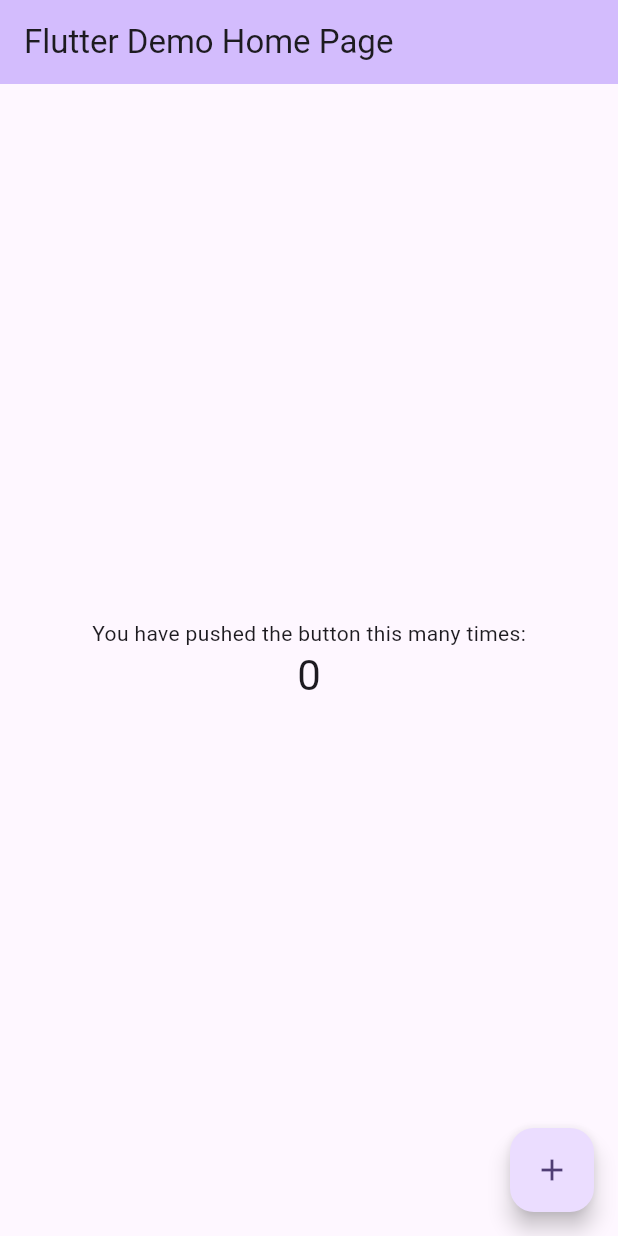
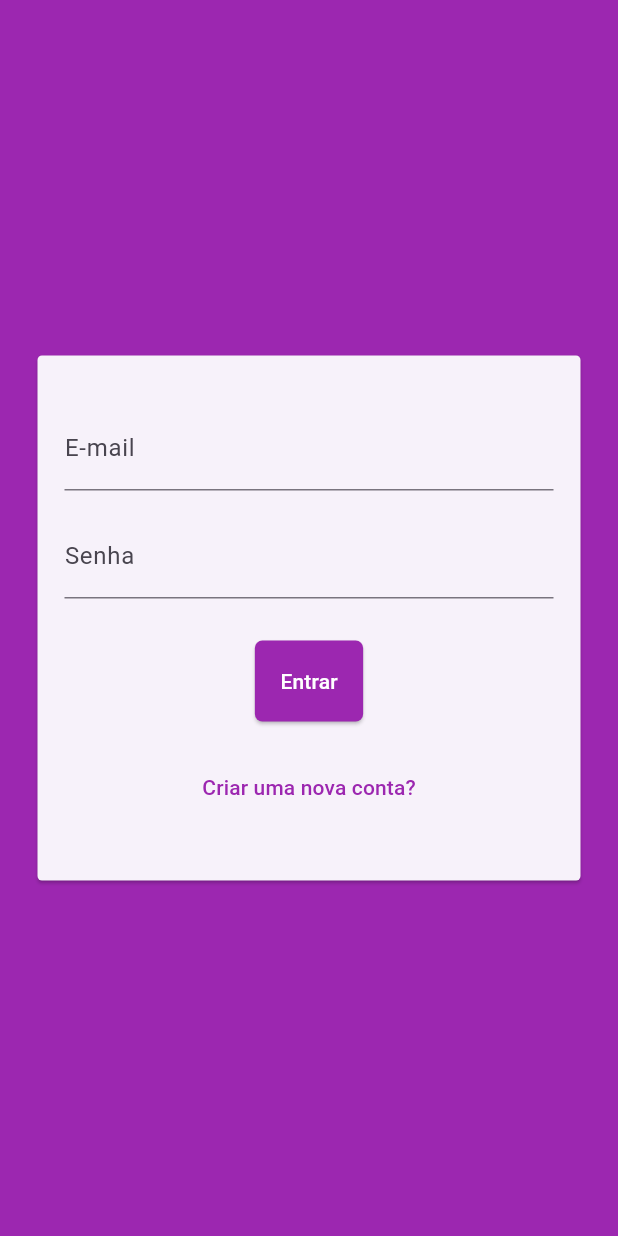
Before and after one commit to carlosyamanaka/chat_flutter, a Flutter app: the screen it shows after launch, on a phone screen of 412 x 824 dp. Run offline on Flutter 3.47's test engine with Material 3 defaults, Android fonts, the phone set to English and light mode, and no system bars; our stand-ins replace image_picker; accounts and stored records are empty.

Commit message:
Tela de login quase totalmente implementada

```diff
--- /dev/null
+++ b/lib/components/auth_form.dart
@@ -0,0 +1,133 @@
+import 'dart:io';
+
+import 'package:chat_flutter/components/user_image_picker.dart';
+import 'package:chat_flutter/core/models/auth_form_data.dart';
+import 'package:flutter/material.dart';
+
+class AuthForm extends StatefulWidget {
+  final void Function(AuthFormData) onSubmit;
+
+  const AuthForm({super.key, required this.onSubmit});
+
+  @override
+  State<AuthForm> createState() => _AuthFormState();
+}
+
+class _AuthFormState extends State<AuthForm> {
+  final _formKey = GlobalKey<FormState>();
+  final _formData = AuthFormData();
+
+  void _handleImagePick(File image) {
+    _formData.image = image;
+  }
+
+  void _showError(String msg) {
+    ScaffoldMessenger.of(context).showSnackBar(
+      SnackBar(
+        content: Text(msg),
+        backgroundColor: Theme.of(context).colorScheme.error,
+      ),
+    );
+  }
+
+  void _submit() {
+    final isValid = _formKey.currentState?.validate() ?? false;
+    if (!isValid) return;
+
+    if (_formData.image == null && _formData.isSignup) {
+      return _showError('Imagem não selecionada!');
+    }
+
+    widget.onSubmit(
+        _formData); //Consegue passar pro pai o resultado dessa variavel
+  }
+
+  @override
+  Widget build(BuildContext context) {
+    return Card(
+      margin: const EdgeInsets.all(25),
+      shape: RoundedRectangleBorder(borderRadius: BorderRadius.circular(3)),
+      child: Padding(
+        padding: const EdgeInsets.all(18),
+        child: Form(
+          key: _formKey,
+          child: Column(
+            children: [
+              if (_formData.isSignup)
+                UserImagePicker(onImagePick: _handleImagePick),
+              if (_formData.isSignup)
+                TextFormField(
+                  key: const ValueKey('name'),
+                  initialValue: _formData.name,
+                  decoration: const InputDecoration(labelText: 'Nome'),
+                  keyboardType: TextInputType.emailAddress,
+                  onChanged: (name) => _formData.name = name,
+                  validator: (newName) {
+                    final name = newName ?? '';
+                    if (name.trim().length < 5) {
+                      return 'Nome deve ter no mínimo 5 caracteres.';
+                    }
+                    return null;
+                  },
+                ),
+              const SizedBox(height: 16),
+              TextFormField(
+                key: const ValueKey('email'),
+                initialValue: _formData.email,
+                onChanged: (email) => _formData.email = email,
+                decoration: const InputDecoration(labelText: 'E-mail'),
+                validator: (newEmail) {
+                  final email = newEmail ?? '';
+                  if (!email.contains('@')) {
+                    return 'E-mail informado não é válido.';
+                  }
+                  return null;
+                },
+              ),
+              const SizedBox(height: 16),
+              TextFormField(
+                key: const ValueKey('password'),
+                initialValue: _formData.password,
+                onChanged: (password) => _formData.password = password,
+                obscureText: true,
+                decoration: const InputDecoration(labelText: 'Senha'),
+                validator: (newPassword) {
+                  final password = newPassword ?? '';
+                  if (password.length < 6) {
+                    return 'Senha deve ter no mínimo 6 caracteres.';
+                  }
+                  return null;
+                },
+              ),
+              const SizedBox(height: 28),
+              ElevatedButton(
+                onPressed: _submit,
+                style: ElevatedButton.styleFrom(
+                    shape: RoundedRectangleBorder(
+                        borderRadius: BorderRadius.circular(5)),
+                    foregroundColor: Theme.of(context).colorScheme.secondary,
+                    backgroundColor: Theme.of(context).colorScheme.primary,
+                    padding: const EdgeInsets.all(17)),
+                child: Text(_formData.isLogin ? 'Entrar' : 'Cadastrar'),
+              ),
+              const SizedBox(height: 20),
+              TextButton(
+                child: Text(
+                  _formData.isLogin
+                      ? 'Criar uma nova conta?'
+                      : 'Já possui conta?',
+                ),
+                onPressed: () {
+                  setState(() {
+                    _formData.toggleAuthMode();
+                  });
+                },
+              ),
+              const SizedBox(height: 20),
+            ],
+          ),
+        ),
+      ),
+    );
+  }
+}
--- /dev/null
+++ b/lib/core/models/auth_form_data.dart
@@ -0,0 +1,24 @@
+import 'dart:io';
+
+// ignore: constant_identifier_names
+enum AuthMode { Signup, Login }
+
+class AuthFormData {
+  String name = '';
+  String email = '';
+  String password = '';
+  File? image;
+  AuthMode _mode = AuthMode.Login;
+
+  bool get isLogin {
+    return _mode == AuthMode.Login;
+  }
+
+  bool get isSignup {
+    return _mode == AuthMode.Signup;
+  }
+
+  void toggleAuthMode() {
+    _mode = isLogin ? AuthMode.Signup : AuthMode.Login;
+  }
+}
--- /dev/null
+++ b/lib/core/models/chat_user.dart
@@ -0,0 +1,15 @@
+class ChatUser {
+  final String id;
+  final String name;
+  final String email;
+  final String imageUrl;
+
+  const ChatUser({
+    required this.id,
+    required this.name,
+    required this.email,
+    required this.imageUrl,
+  });
+
+
+}
--- /dev/null
+++ b/lib/core/services/auth/auth_mock_service.dart
@@ -0,0 +1,58 @@
+import 'dart:io';
+import 'dart:async';
+import 'dart:math';
+import 'package:chat_flutter/core/models/chat_user.dart';
+import 'package:chat_flutter/core/services/auth/auth_service.dart';
+
+class AuthMockService implements AuthService {
+  static final Map<String, ChatUser> _users = {};
+  static ChatUser? _currentUser;
+  static MultiStreamController<ChatUser?>? _controller;
+  static final _userStream = Stream<ChatUser?>.multi((controller) {
+    _controller = controller;
+    _updateUser(null);
+  });
+
+  @override
+  ChatUser? get currentUser {
+    return _currentUser;
+  }
+
+  @override
+  Stream<ChatUser?> get userChanges {
+    return _userStream;
+  }
+
+  @override
+  Future<void> signup(
+    String name,
+    String email,
+    String password,
+    File? image,
+  ) async {
+    final newUser = ChatUser(
+      id: Random().nextDouble().toString(),
+      name: name,
+      email: email,
+      imageUrl: image?.path ?? '/assets/images/...',
+    );
+
+    _users.putIfAbsent(email, () => newUser);
+    _updateUser(newUser);
+  }
+
+  @override
+  Future<void> login(String email, String password) async {
+    _updateUser(_users[email]);
+  }
+
+  @override
+  Future<void> logout() async {
+    _updateUser(null);
+  }
+
+  static void _updateUser(ChatUser? user) {
+    _currentUser = user;
+    _controller?.add(_currentUser);
+  }
+}
--- a/lib/main.dart
+++ b/lib/main.dart
@@ -1,3 +1,4 @@
+import 'package:chat_flutter/pages/auth_or_app_page.dart';
 import 'package:flutter/material.dart';
 
 void main() {
@@ -6,120 +7,19 @@ void main() {
 
 class MyApp extends StatelessWidget {
   const MyApp({super.key});
-
-  // This widget is the root of your application.
   @override
   Widget build(BuildContext context) {
     return MaterialApp(
       title: 'Flutter Demo',
       theme: ThemeData(
-        // This is the theme of your application.
-        //
-        // TRY THIS: Try running your application with "flutter run". You'll see
-        // the application has a purple toolbar. Then, without quitting the app,
-        // try changing the seedColor in the colorScheme below to Colors.green
-        // and then invoke "hot reload" (save your changes or press the "hot
-        // reload" button in a Flutter-supported IDE, or press "r" if you used
-        // the command line to start the app).
-        //
-        // Notice that the counter didn't reset back to zero; the application
-        // state is not lost during the reload. To reset the state, use hot
-        // restart instead.
-        //
-        // This works for code too, not just values: Most code changes can be
-        // tested with just a hot reload.
-        colorScheme: ColorScheme.fromSeed(seedColor: Colors.deepPurple),
+        colorScheme: Theme.of(context).colorScheme.copyWith(
+              primary: Colors.purple,
+              secondary: Colors.white,
+            ),
         useMaterial3: true,
       ),
-      home: const MyHomePage(title: 'Flutter Demo Home Page'),
+      home: const AuthOrAppPage(),
+      debugShowCheckedModeBanner: false,
     );
   }
 }
-
-class MyHomePage extends StatefulWidget {
-  const MyHomePage({super.key, required this.title});
-
-  // This widget is the home page of your application. It is stateful, meaning
-  // that it has a State object (defined below) that contains fields that affect
-  // how it looks.
-
-  // This class is the configuration for the state. It holds the values (in this
-  // case the title) provided by the parent (in this case the App widget) and
-  // used by the build method of the State. Fields in a Widget subclass are
-  // always marked "final".
-
-  final String title;
-
-  @override
-  State<MyHomePage> createState() => _MyHomePageState();
-}
-
-class _MyHomePageState extends State<MyHomePage> {
-  int _counter = 0;
-
-  void _incrementCounter() {
-    setState(() {
-      // This call to setState tells the Flutter framework that something has
-      // changed in this State, which causes it to rerun the build method below
-      // so that the display can reflect the updated values. If we changed
-      // _counter without calling setState(), then the build method would not be
-      // called again, and so nothing would appear to happen.
-      _counter++;
-    });
-  }
-
-  @override
-  Widget build(BuildContext context) {
-    // This method is rerun every time setState is called, for instance as done
-    // by the _incrementCounter method above.
-    //
-    // The Flutter framework has been optimized to make rerunning build methods
-    // fast, so that you can just rebuild anything that needs updating rather
-    // than having to individually change instances of widgets.
-    return Scaffold(
-      appBar: AppBar(
-        // TRY THIS: Try changing the color here to a specific color (to
-        // Colors.amber, perhaps?) and trigger a hot reload to see the AppBar
-        // change color while the other colors stay the same.
-        backgroundColor: Theme.of(context).colorScheme.inversePrimary,
-        // Here we take the value from the MyHomePage object that was created by
-        // the App.build method, and use it to set our appbar title.
-        title: Text(widget.title),
-      ),
-      body: Center(
-        // Center is a layout widget. It takes a single child and positions it
-        // in the middle of the parent.
-        child: Column(
-          // Column is also a layout widget. It takes a list of children and
-          // arranges them vertically. By default, it sizes itself to fit its
-          // children horizontally, and tries to be as tall as its parent.
-          //
-          // Column has various properties to control how it sizes itself and
-          // how it positions its children. Here we use mainAxisAlignment to
-          // center the children vertically; the main axis here is the vertical
-          // axis because Columns are vertical (the cross axis would be
-          // horizontal).
-          //
-          // TRY THIS: Invoke "debug painting" (choose the "Toggle Debug Paint"
-          // action in the IDE, or press "p" in the console), to see the
-          // wireframe for each widget.
-          mainAxisAlignment: MainAxisAlignment.center,
-          children: <Widget>[
-            const Text(
-              'You have pushed the button this many times:',
-            ),
-            Text(
-              '$_counter',
-              style: Theme.of(context).textTheme.headlineMedium,
-            ),
-          ],
-        ),
-      ),
-      floatingActionButton: FloatingActionButton(
-        onPressed: _incrementCounter,
-        tooltip: 'Increment',
-        child: const Icon(Icons.add),
-      ), // This trailing comma makes auto-formatting nicer for build methods.
-    );
-  }
-}
--- /dev/null
+++ b/lib/pages/auth_or_app_page.dart
@@ -0,0 +1,26 @@
+import 'package:chat_flutter/core/models/chat_user.dart';
+import 'package:chat_flutter/core/services/auth/auth_mock_service.dart';
+import 'package:chat_flutter/pages/auth_page.dart';
+import 'package:chat_flutter/pages/chat_page.dart';
+import 'package:chat_flutter/pages/loading_page.dart';
+import 'package:flutter/material.dart';
+
+class AuthOrAppPage extends StatelessWidget {
+  const AuthOrAppPage({super.key});
+
+  @override
+  Widget build(BuildContext context) {
+    return Scaffold(
+      body: StreamBuilder<ChatUser?>(
+        stream: AuthMockService().userChanges,
+        builder: (ctx, snapshot) {
+          if (snapshot.connectionState == ConnectionState.waiting) {
+            return const LoadingPage();
+          } else {
+            return snapshot.hasData ? const ChatPage() : const AuthPage();
+          }
+        },
+      ),
+    );
+  }
+}
--- /dev/null
+++ b/lib/pages/auth_page.dart
@@ -0,0 +1,63 @@
+import 'package:chat_flutter/components/auth_form.dart';
+import 'package:chat_flutter/core/models/auth_form_data.dart';
+import 'package:chat_flutter/core/services/auth/auth_mock_service.dart';
+import 'package:flutter/material.dart';
+
+class AuthPage extends StatefulWidget {
+  const AuthPage({super.key});
+
+  @override
+  State<AuthPage> createState() => _AuthPageState();
+}
+
+class _AuthPageState extends State<AuthPage> {
+  bool _isLoading = false;
+
+  Future<void> _handleSubmit(AuthFormData formData) async {
+    try {
+      setState(() => _isLoading = true);
+      if (formData.isLogin) {
+        //Login
+        AuthMockService().login(
+          formData.email,
+          formData.password,
+        );
+      } else {
+        //Signup
+        AuthMockService().signup(
+          formData.name,
+          formData.email,
+          formData.password,
+          formData.image,
+        );
+      }
+    } finally {
+      setState(() => _isLoading = false);
+    }
+  }
+
+  @override
+  Widget build(BuildContext context) {
+    return Scaffold(
+      backgroundColor: Theme.of(context).colorScheme.primary,
+      body: Stack(
+        children: [
+          Center(
+            child: SingleChildScrollView(
+              //Ele executou essa funcao em cima da variavel
+              child: AuthForm(onSubmit: _handleSubmit),
+            ),
+          ),
+          if (_isLoading)
+            Container(
+              decoration:
+                  const BoxDecoration(color: Color.fromRGBO(0, 0, 0, 0.5)),
+              child: const Center(
+                child: CircularProgressIndicator(),
+              ),
+            ),
+        ],
+      ),
+    );
+  }
+}
--- a/pubspec.yaml
+++ b/pubspec.yaml
@@ -35,6 +35,7 @@ dependencies:
   # The following adds the Cupertino Icons font to your application.
   # Use with the CupertinoIcons class for iOS style icons.
   cupertino_icons: ^1.0.8
+  image_picker: ^1.1.2
 
 dev_dependencies:
   flutter_test:
```
Also changed, not shown: lib/components/user_image_picker.dart (added, +61 -0 lines), lib/core/services/auth/auth_service.dart (added, +22 -0 lines), lib/pages/chat_page.dart (added, +19 -0 lines), lib/pages/loading_page.dart (added, +29 -0 lines), pubspec.lock, 6 other files.
